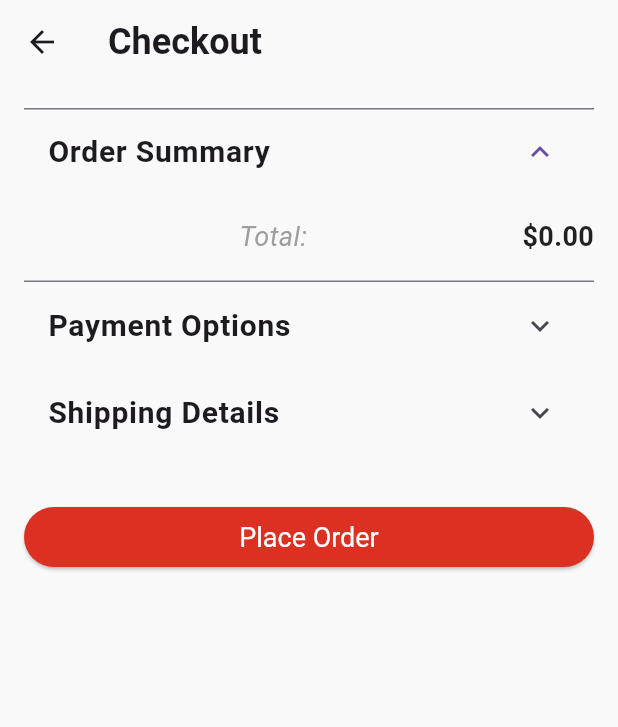
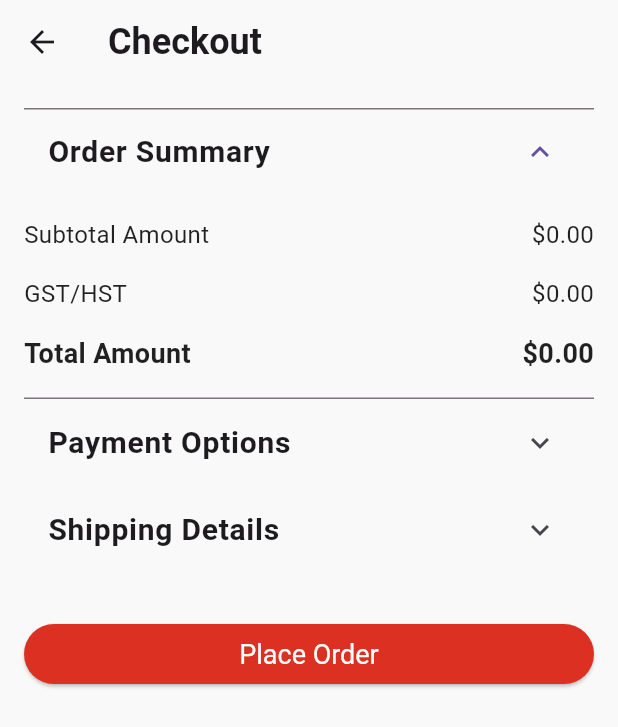
Before and after one commit to Minionb/Fashion-Fusion, a Flutter app: the OrderCheckoutScreen screen opened directly with empty values, on a phone screen of 412 x 824 dp. Shown: the top 727 px of the screen. Run offline on Flutter 3.47's test engine with Material 3 defaults, Android fonts, the phone set to English and light mode, and no system bars; our stand-ins replace dartz, dio, equatable, flutter_bloc, flutter_screenutil, flutter_staggered_animations and 8 more; missing offline and left inert: phone_form_field; accounts and stored records are empty; network calls fail.

Commit message:
Add Subtotal, Gst/HST, TotalAmount

```diff
--- /dev/null
+++ b/lib/core/utils/cart_decorator_utils.dart
@@ -0,0 +1,42 @@
+import 'package:fashion_fusion/data/cart/model/cart_item_model.dart';
+import 'package:intl/intl.dart';
+
+class CartDecorator {
+  final List<CartItemModel> cartItems;
+  final double gstPercentage = 13.0;
+
+  CartDecorator({required this.cartItems});
+
+  double getSubTotalAmount() {
+    double totalAmount = 0.0;
+    for (var item in cartItems) {
+      totalAmount += (item.price) * item.quantity;
+    }
+    return totalAmount;
+  }
+
+  double getGstAmount(){
+    return getSubTotalAmount() * gstPercentage / 100;
+  }
+
+  double getTotalAmount(){
+    return getSubTotalAmount() + getGstAmount();
+  }
+
+  String getFormattedAmount(double amount){
+    return NumberFormat("#,##0.00", "en_US").format(amount);
+  }
+
+  String getFormattedSubtotalAmount() {
+    return getFormattedAmount(getSubTotalAmount());
+  }
+
+  String getFormattedGstAmount(){
+    return getFormattedAmount(getGstAmount());
+  }
+
+  String getFormattedTotalAmount(){
+    return getFormattedAmount(getTotalAmount());
+  }
+
+}
--- a/lib/view/home/screen/cart_screen.dart
+++ b/lib/view/home/screen/cart_screen.dart
@@ -1,4 +1,5 @@
 import 'package:fashion_fusion/core/utils/app_colors.dart';
+import 'package:fashion_fusion/core/utils/cart_decorator_utils.dart';
 import 'package:fashion_fusion/core/utils/helper_method.dart';
 import 'package:fashion_fusion/core/widgets/cart_button.dart';
 import 'package:fashion_fusion/data/cart/model/cart_item_model.dart';
@@ -23,6 +24,7 @@ class CartScreen extends StatefulWidget {
 class _CartScreenState extends State<CartScreen> {
   int catIndex = 0;
   late List<CartItemModel> cartItems;
+  late CartDecorator cartDecorator;
 
   Future<void> _fetchCartItems() async {
     setState(() {
@@ -44,9 +46,11 @@ class _CartScreenState extends State<CartScreen> {
         }, body: BlocBuilder<CartCubit, CartState>(builder: (context, state) {
           if (state is CartSuccessState) {
             cartItems = state.models;
+            cartDecorator = CartDecorator(cartItems: cartItems);
             return _buildShoppingCartBody();
           } else if (state is CartLoadedState) {
             cartItems = state.models;
+            cartDecorator = CartDecorator(cartItems: cartItems);
             return _buildShoppingCartBody();
           } else {
             return RefreshIndicator(
@@ -85,16 +89,21 @@ class _CartScreenState extends State<CartScreen> {
   }
 
   ListView _buildShoppingCartItems() {
-    List<CartItemWidget> cartItemWidgets = cartItems.map((item) => CartItemWidget(model: item)).toList();
+    List<CartItemWidget> cartItemWidgets =
+        cartItems.map((item) => CartItemWidget(model: item)).toList();
     return ListView(
       children: [
         ...cartItemWidgets,
         const SizedBox(height: 16),
         const CouponCodeField(),
         const SizedBox(height: 16),
-        TotalAmountWidget(cartItems: cartItems),
+        CartCheckoutAmountWidget(
+          label: 'Subtotal Amount',
+          value: cartDecorator.getFormattedSubtotalAmount(),
+          isHighlight: true,
+        ),
         const SizedBox(height: 16),
-        CheckoutButton(cartItems: cartItems),
+        CheckoutButton(cartItems: cartItems, cartDecorator: cartDecorator),
       ],
     );
   }
@@ -192,10 +201,11 @@ class CouponCodeField extends StatelessWidget {
   }
 }
 
-
 class CheckoutButton extends StatelessWidget {
   final List<CartItemModel> cartItems;
-  const CheckoutButton({super.key, required this.cartItems});
+  final CartDecorator cartDecorator;
+  const CheckoutButton(
+      {super.key, required this.cartItems, required this.cartDecorator});
 
   @override
   Widget build(BuildContext context) {
@@ -204,7 +214,10 @@ class CheckoutButton extends StatelessWidget {
         Navigator.push(
           context,
           MaterialPageRoute(
-            builder: (context) => OrderCheckoutScreen(cartItems: cartItems),
+            builder: (context) => OrderCheckoutScreen(
+              cartItems: cartItems,
+              cartDecorator: cartDecorator,
+            ),
           ),
         );
       },
--- a/lib/view/home/screen/checkout_screen.dart
+++ b/lib/view/home/screen/checkout_screen.dart
@@ -1,4 +1,5 @@
 import 'package:fashion_fusion/core/utils/app_colors.dart';
+import 'package:fashion_fusion/core/utils/cart_decorator_utils.dart';
 import 'package:fashion_fusion/data/cart/model/cart_item_model.dart';
 import 'package:fashion_fusion/view/home/widget/list_tile_product_image.dart';
 import 'package:fashion_fusion/view/home/widget/total_amount_widget.dart';
@@ -7,7 +8,8 @@ import 'package:intl/intl.dart';
 
 class OrderCheckoutScreen extends StatelessWidget {
   final List<CartItemModel> cartItems;
-  const OrderCheckoutScreen({Key? key, required this.cartItems});
+  final CartDecorator cartDecorator;
+  const OrderCheckoutScreen({super.key, required this.cartItems, required this.cartDecorator});
 
   @override
   Widget build(BuildContext context) {
@@ -75,7 +77,11 @@ Widget _buildSection({required String title, required Widget content, bool initi
       children: [
         ...cartItemWidgets,
         const SizedBox(height: 16),
-        TotalAmountWidget(cartItems: cartItems),
+        CartCheckoutAmountWidget(label: 'Subtotal Amount', value: cartDecorator.getFormattedSubtotalAmount()),
+        const SizedBox(height: 16),
+        CartCheckoutAmountWidget(label: 'GST/HST', value: cartDecorator.getFormattedGstAmount()),
+        const SizedBox(height: 16),
+        CartCheckoutAmountWidget(label: 'Total Amount', value: cartDecorator.getFormattedTotalAmount(), isHighlight: true,),
         const SizedBox(height: 16),
       ],
     );
--- a/lib/view/home/widget/total_amount_widget.dart
+++ b/lib/view/home/widget/total_amount_widget.dart
@@ -1,34 +1,34 @@
-import 'package:fashion_fusion/data/cart/model/cart_item_model.dart';
 import 'package:flutter/material.dart';
-import 'package:intl/intl.dart';
 
-class TotalAmountWidget extends StatelessWidget {
-  final List<CartItemModel> cartItems;
-  const TotalAmountWidget({super.key, required this.cartItems});
+class CartCheckoutAmountWidget extends StatelessWidget {
+  final String label;
+  final String value;
+  final bool isHighlight;
+
+  static const double fontSizeNonHighlight = 16;
+  static const double fontSizeHighlight = 18;
+  const CartCheckoutAmountWidget(
+      {super.key,
+      this.isHighlight = false,
+      required this.label,
+      required this.value});
 
   @override
   Widget build(BuildContext context) {
-    double totalAmount = 0.0;
-
-    // Calculate total amount
-    for (var item in cartItems) {
-      totalAmount += (item.price) * item.quantity;
-    }
-    String formattedTotalAmount =
-        NumberFormat("#,##0.00", "en_US").format(totalAmount);
-
     return Row(
       mainAxisAlignment: MainAxisAlignment.spaceBetween,
       children: [
-        const SizedBox(),
-        const Text(
-          'Total:',
-          style: TextStyle(
-              fontSize: 18, fontStyle: FontStyle.italic, color: Colors.grey),
+        Text(
+          label,
+          style: isHighlight
+              ? const TextStyle(fontSize: fontSizeHighlight, fontWeight: FontWeight.bold)
+              : const TextStyle(fontSize: fontSizeNonHighlight),
         ),
         Text(
-          '\$$formattedTotalAmount',
-          style: const TextStyle(fontSize: 18, fontWeight: FontWeight.bold),
+          '\$$value',
+          style: isHighlight
+              ? const TextStyle(fontSize: fontSizeHighlight, fontWeight: FontWeight.bold)
+              : const TextStyle(fontSize: fontSizeNonHighlight),
         ),
       ],
     );
```
